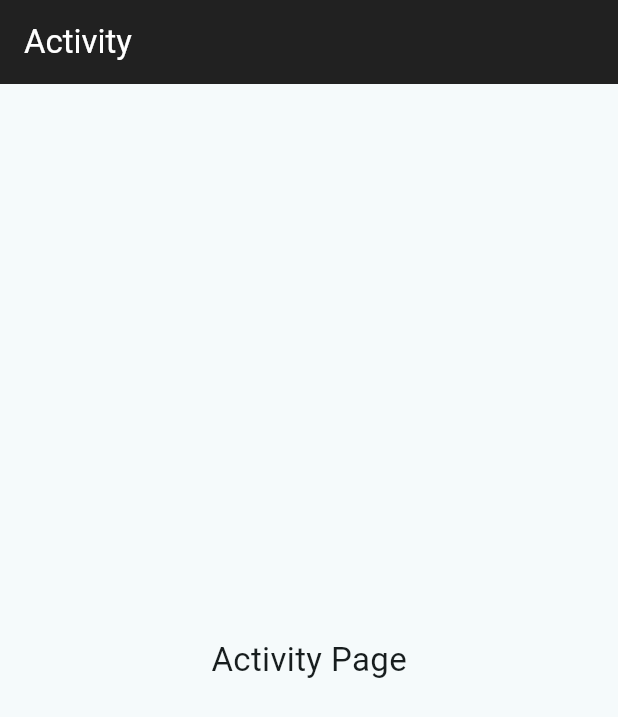
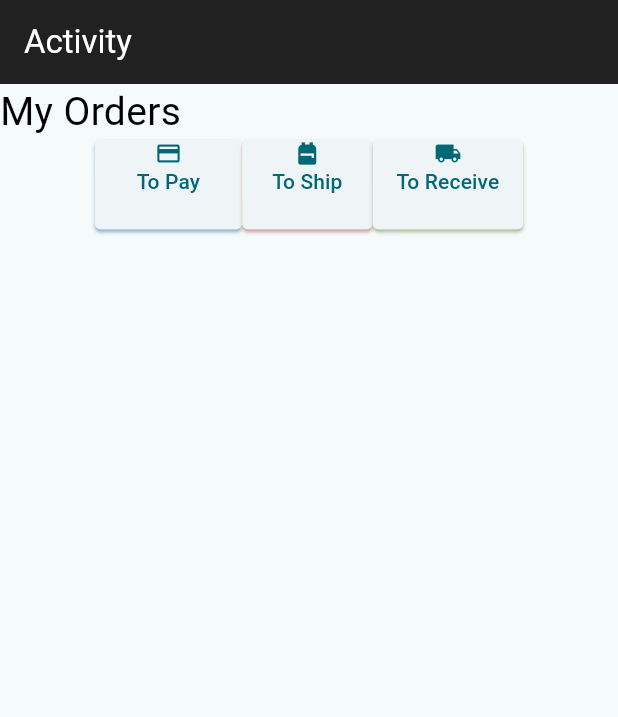
Before and after one commit to shovashanjida/Tech-Zone, a Flutter app: the ActivityPage screen opened directly, on a phone screen of 412 x 824 dp. Shown: the top 717 px of the screen. Run offline on Flutter 3.47's test engine with Material 3 defaults, Android fonts, the phone set to English and light mode, and no system bars.

Commit message:
Cart Page, Activity page, Profile Page update

```diff
--- a/lib/activitypage.dart
+++ b/lib/activitypage.dart
@@ -14,12 +14,89 @@ class _ActivityPage extends State<ActivityPage>{
       appBar: AppBar(title: Text('Activity'),
       backgroundColor: Colors.black87,
         foregroundColor: Colors.white,),
-      body:  Center(
-        child: Text(
-          "Activity Page",
-          style: TextStyle(fontSize: 22),
-        ),
-      ),
+      body:  Column(
+        crossAxisAlignment: CrossAxisAlignment.start,
+        children: [
+          Text('My Orders',
+            style: TextStyle(fontSize: 26,
+                color: Colors.black),),
+          Row(
+            mainAxisAlignment: MainAxisAlignment.center,
+            children: [
+              SizedBox(
+                height: 60,
+                //width: 100,
+                child: ElevatedButton(
+                    style: ElevatedButton.styleFrom(//fixedSize: Size(80, 60),
+                        overlayColor: Colors.blueGrey,
+                        padding: EdgeInsets.symmetric(horizontal: 28),
+                        shadowColor: Colors.blue,
+                        shape: RoundedRectangleBorder(borderRadius: BorderRadius.circular(4))
+                    ),
+                    onPressed: (){},
+                    child: Column(
+                      children: [
+                        //Image.asset('assets/icons/cart.png',height: 30,),
+                        Icon(Icons.payment),
+                        SizedBox(height: 0,),
+                        Text('To Pay'),
+                      ],
+                    )
+                ),
+              ),
+              /*SizedBox(
+                width: 2,
+              ),*/
+              SizedBox(
+                height: 60,
+                //width: 95,
+                child: ElevatedButton(
+                    style: ElevatedButton.styleFrom(//fixedSize: Size(80, 60),
+                        overlayColor: Colors.blueGrey,
+                        padding: EdgeInsets.symmetric(horizontal: 20),
+                        shadowColor: Colors.redAccent,
+                        shape: RoundedRectangleBorder(
+                            borderRadius: BorderRadius.circular(4))
+                    ),
+                    onPressed: (){},
+                    child: Column(
+                      children: [
+                        //Image.asset('assets/icons/delete.png',height: 30,),
+                        Icon(Icons.backpack),
+                        SizedBox(height: 0,),
+                        Text('To Ship'),
+                      ],
+                    )
+                ),
+              ),
+              /*SizedBox(
+                width: 2,
+              ),*/
+              SizedBox(
+                height: 60,
+                //width: 95,
+                child: ElevatedButton(
+                    style: ElevatedButton.styleFrom(//fixedSize: Size(80, 60),
+                        overlayColor: Colors.blueGrey,
+                        padding: EdgeInsets.symmetric(horizontal: 16),
+                        shadowColor: Colors.lightGreen,
+                        shape: RoundedRectangleBorder(borderRadius: BorderRadius.circular(4))
+                    ),
+                    onPressed: (){},
+                    child: Column(
+                      children: [
+                        //Image.asset('assets/icons/builder.png',height: 30,),
+                        Icon(Icons.local_shipping),
+                        SizedBox(height: 0,),
+                        Text('To Receive'),
+                      ],
+                    )
+                ),
+              ),
+            ],
+          ),
+            ],
+          ),
     );
   }
 }
--- a/lib/data/dummy_products.dart
+++ b/lib/data/dummy_products.dart
@@ -83,7 +83,7 @@ final List<Product> dummyProducts = [
     id: "9",
     name: "Oppo Reno14 5G 12GB RAM 256GB ROM AMOLED 6.59 inches Smartphone (Opal White)",
     brand: "Oppo",
-    category: "Smartphones",
+    category: "Smartphone",
     price: 86790,
     image: "assets/oppo.png",
     description: "Cellular Network - 5G |Display size - 6.59 inches |Display Type - AMOLED|CPU Series - MediaTek Dimensity",
--- a/lib/pcbuilderpage.dart
+++ b/lib/pcbuilderpage.dart
@@ -79,7 +79,8 @@ class _PCBuilderPageState extends State<PCBuilderPage> {
                       overlayColor: Colors.blueGrey,
                       padding: EdgeInsets.symmetric(horizontal: 18),
                     shadowColor: Colors.redAccent,
-                    shape: RoundedRectangleBorder(borderRadius: BorderRadius.circular(4))
+                    shape: RoundedRectangleBorder(
+                        borderRadius: BorderRadius.circular(4))
                   ),
                     onPressed: (){},
                     child: Column(
--- a/lib/product_list_screen.dart
+++ b/lib/product_list_screen.dart
@@ -79,7 +79,7 @@ class ProductListScreen extends StatelessWidget {
                         const Text(
                           "In Stock",
                           style: TextStyle(
-                            color: Colors.black87,
+                            color: Colors.blue,
                             fontSize: 13,
                           ),
                         ),
--- a/lib/products/laptop.dart
+++ b/lib/products/laptop.dart
@@ -7,6 +7,9 @@ class Laptop extends StatelessWidget{
   Widget build(BuildContext context) {
     return Scaffold(
         appBar: AppBar(title: Text('Laptop page'),
+          backgroundColor: Colors.black87,
+          foregroundColor: Colors.white,
+
         ),
         body: Center(
           child: Text('Laptop Page',
```
Also changed, not shown: lib/cartpage.dart (+27 -7 lines), lib/custom_drawer.dart (+1 -13 lines), lib/profilepage.dart (+27 -2 lines).
